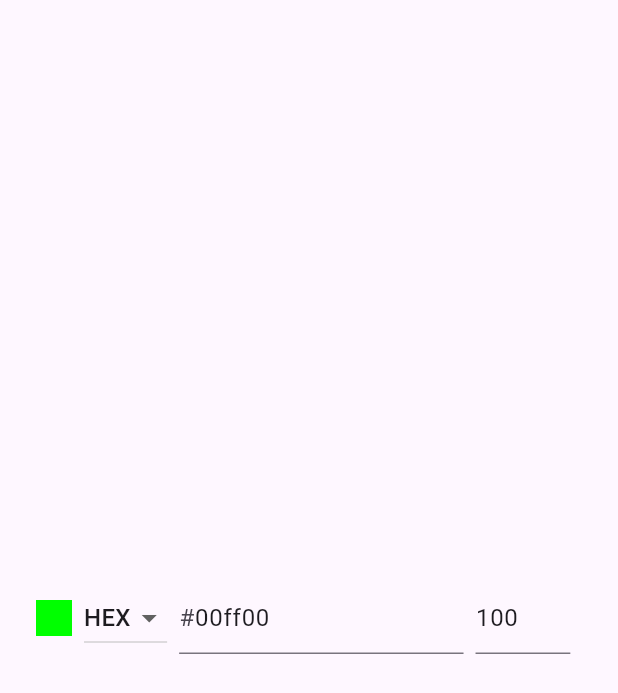
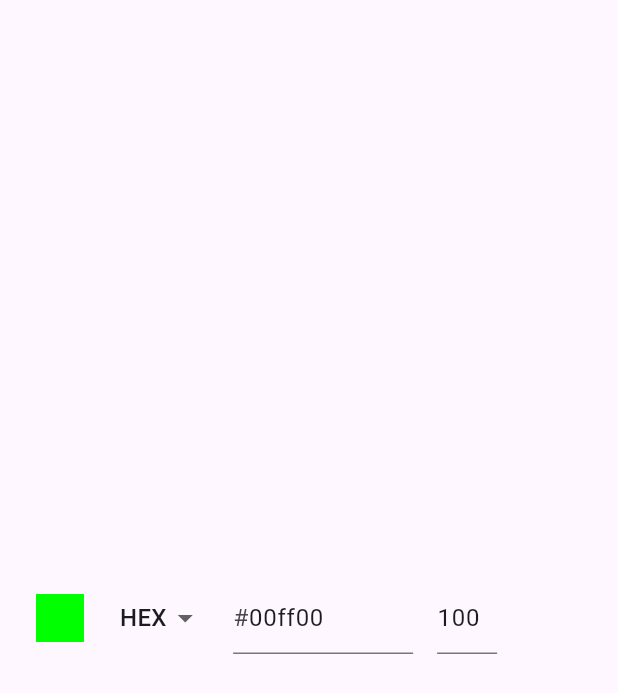
Before and after one commit to yousinix/color_picker, a Flutter app: the screen it shows after launch, on a phone screen of 412 x 824 dp. Shown: the top 693 px of the screen. Run offline on Flutter 3.47's test engine with Material 2 defaults, Android fonts, the phone set to English and light mode, and no system bars.

Commit message:
style: redefine layout

```diff
--- a/lib/src/color_picker.dart
+++ b/lib/src/color_picker.dart
@@ -61,15 +61,16 @@ class _ColorPickerState extends State<ColorPicker> {
       crossAxisAlignment: CrossAxisAlignment.center,
       children: [
         Container(
-          height: 24,
-          width: 24,
+          height: 32,
+          width: 32,
           color: alphaColor,
         ),
         const SizedBox.square(
           dimension: 8,
         ),
-        Flexible(
-          flex: 1,
+        DropdownButtonHideUnderline(
+          child: ButtonTheme(
+            alignedDropdown: true,
             child: DropdownButton(
               value: space,
               items: ColorSpace.values
@@ -84,11 +85,12 @@ class _ColorPickerState extends State<ColorPicker> {
               },
             ),
           ),
+        ),
         const SizedBox.square(
-          dimension: 8,
+          dimension: 16,
         ),
-        Flexible(
-          flex: 3,
+        SizedBox(
+          width: 120,
           child: {
             ColorSpace.hex: HexColorPicker(
               initialColor: rawColor,
@@ -101,14 +103,14 @@ class _ColorPickerState extends State<ColorPicker> {
             ColorSpace.hsl: HslColorPicker(
               initialColor: rawColor,
               onChanged: (value) => onValuesChange(value, alpha),
-            )
+            ),
           }[space]!,
         ),
         const SizedBox.square(
-          dimension: 8,
+          dimension: 16,
         ),
-        Flexible(
-          flex: 1,
+        SizedBox(
+          width: 40,
           child: NumericalTextField(
             min: 0,
             max: 100,
```
Lines whose indentation alone changed are shown as unchanged.
